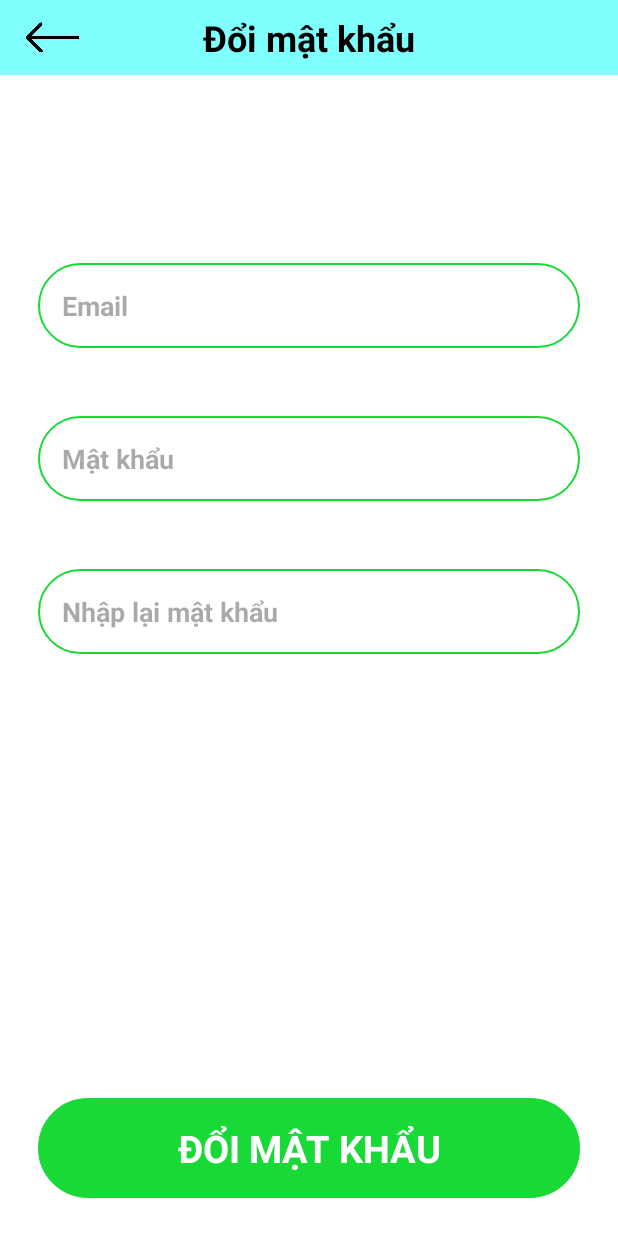
After one commit to minhloi0901/4lingo, an Android app: the ChangePasswordActivity screen opened directly, with no data from a screen before it, on a phone screen of 412 x 824 dp. The commit adds this screen. Run offline under Robolectric (Android 15) with nearby library versions, the phone set to English and light mode, and no system bars.

Commit message:
finish GetPasswordService, add ChangePasswordActivity

```diff
--- /dev/null
+++ b/client/app/src/main/java/com/example/a4lingo/Controllers/ChangePasswordActivity.java
@@ -0,0 +1,49 @@
+package com.example.a4lingo.Controllers;
+
+import android.content.Intent;
+import android.os.Bundle;
+import android.view.LayoutInflater;
+import android.view.View;
+import android.widget.Button;
+import android.widget.LinearLayout;
+import android.widget.TextView;
+import android.widget.Toast;
+
+import com.example.a4lingo.R;
+import com.example.a4lingo.Services.LearningPathService;
+
+import java.io.Serializable;
+import java.util.ArrayList;
+import java.util.Arrays;
+
+public class ChangePasswordActivity extends OneTopNavActivity {
+    @Override
+    protected void onCreate(Bundle savedInstanceState) {
+        super.onCreate(savedInstanceState);
+        renderLayout("Đổi mật khẩu", null);
+        renderNavigation();
+    }
+    @Override
+    protected void renderLayout(String pageTittle, String rightButtonText) {
+        super.renderLayout(pageTittle, rightButtonText);
+        LinearLayout root = (LinearLayout) findViewById(R.id.content);
+        LayoutInflater layoutInflater = LayoutInflater.from(this);
+        View v = layoutInflater.inflate(R.layout.activity_change_password, root, false);
+//        getIntentData();
+//        renderAnInstance(v);
+        root.addView(v);
+    }
+
+    private void renderAnInstance(View v) {
+
+    }
+
+    @Override
+    protected void renderNavigation() {
+        super.renderNavigation();
+    }
+
+    private void getIntentData() {
+
+    }
+}
--- /dev/null
+++ b/client/app/src/main/res/layout/activity_change_password.xml
@@ -0,0 +1,78 @@
+<?xml version="1.0" encoding="utf-8"?>
+
+<LinearLayout xmlns:android="http://schemas.android.com/apk/res/android"
+    android:layout_width="match_parent"
+    android:layout_height="match_parent"
+    xmlns:tools="http://schemas.android.com/tools"
+    android:orientation="vertical"
+    tools:context=".Controllers.ChangePasswordActivity"
+    android:padding="25dp"
+    android:background="@drawable/background"
+    >
+
+    <RelativeLayout
+        android:layout_width="match_parent"
+        android:layout_height="match_parent">
+
+        <EditText
+            android:id="@+id/email"
+            android:layout_width="match_parent"
+            android:layout_height="wrap_content"
+            android:hint="Email"
+            android:inputType="textEmailAddress"
+            android:background="@drawable/big_radius_border_green"
+            android:padding="16dp"
+            android:layout_marginTop="100dp"
+            android:layout_marginBottom="25dp"
+            android:textColor="@color/black"
+            android:textStyle="bold"
+            />
+
+        <EditText
+            android:id="@+id/password1"
+            android:layout_width="match_parent"
+            android:layout_height="wrap_content"
+            android:hint="Mật khẩu"
+            android:inputType="textEmailAddress"
+            android:background="@drawable/big_radius_border_green"
+            android:padding="16dp"
+            android:layout_marginTop="20dp"
+            android:layout_marginBottom="25dp"
+            android:textColor="@color/black"
+            android:layout_below="@+id/email"
+            android:textStyle="bold"
+            />
+
+        <EditText
+            android:id="@+id/password2"
+            android:layout_width="match_parent"
+            android:layout_height="wrap_content"
+            android:hint="Nhập lại mật khẩu"
+            android:inputType="textEmailAddress"
+            android:background="@drawable/big_radius_border_green"
+            android:padding="16dp"
+            android:layout_marginTop="20dp"
+            android:layout_marginBottom="25dp"
+            android:textColor="@color/black"
+            android:textStyle="bold"
+            android:layout_below="@+id/password1"
+            />
+
+        <TextView
+            android:layout_alignParentBottom="true"
+            android:id="@+id/ChangePass"
+            android:layout_marginTop="20dp"
+            android:layout_width="match_parent"
+            android:layout_height="wrap_content"
+            android:text="ĐỔI MẬT KHẨU"
+            android:textSize="25sp"
+            android:textStyle="bold"
+            android:textAlignment="center"
+            android:textColor="#FFFFFF"
+            android:background="@drawable/big_radius_border_green"
+            android:padding="16dp"
+            android:backgroundTint="#19D937"
+            />
+
+    </RelativeLayout>
+</LinearLayout>
--- a/client/app/src/main/res/layout/activity_get_password.xml
+++ b/client/app/src/main/res/layout/activity_get_password.xml
@@ -66,7 +66,7 @@
             android:layout_below="@id/email"
             >
             <EditText
-                android:id="@+id/verificationCode"
+                android:id="@+id/TokenText"
                 android:layout_width="0dp"
                 android:layout_weight="1"
                 android:layout_height="wrap_content"
@@ -79,6 +79,7 @@
                 />
 
             <TextView
+                android:id="@+id/verificationCode"
                 android:layout_width="wrap_content"
                 android:layout_height="match_parent"
                 android:text="Lấy mã"
@@ -94,7 +95,7 @@
 
         <TextView
             android:layout_alignParentBottom="true"
-            android:id="@+id/sendEmailButton"
+            android:id="@+id/verifyTextVeiw"
             android:layout_marginTop="20dp"
             android:layout_width="match_parent"
             android:layout_height="wrap_content"
```
Also changed, not shown: client/app/src/main/AndroidManifest.xml (+14 -39 lines), client/app/src/main/java/com/example/a4lingo/Controllers/GetPasswordActivity.java (+88 -17 lines), client/app/src/main/java/com/example/a4lingo/Services/GetPasswordService.java (+39 -0 lines).
